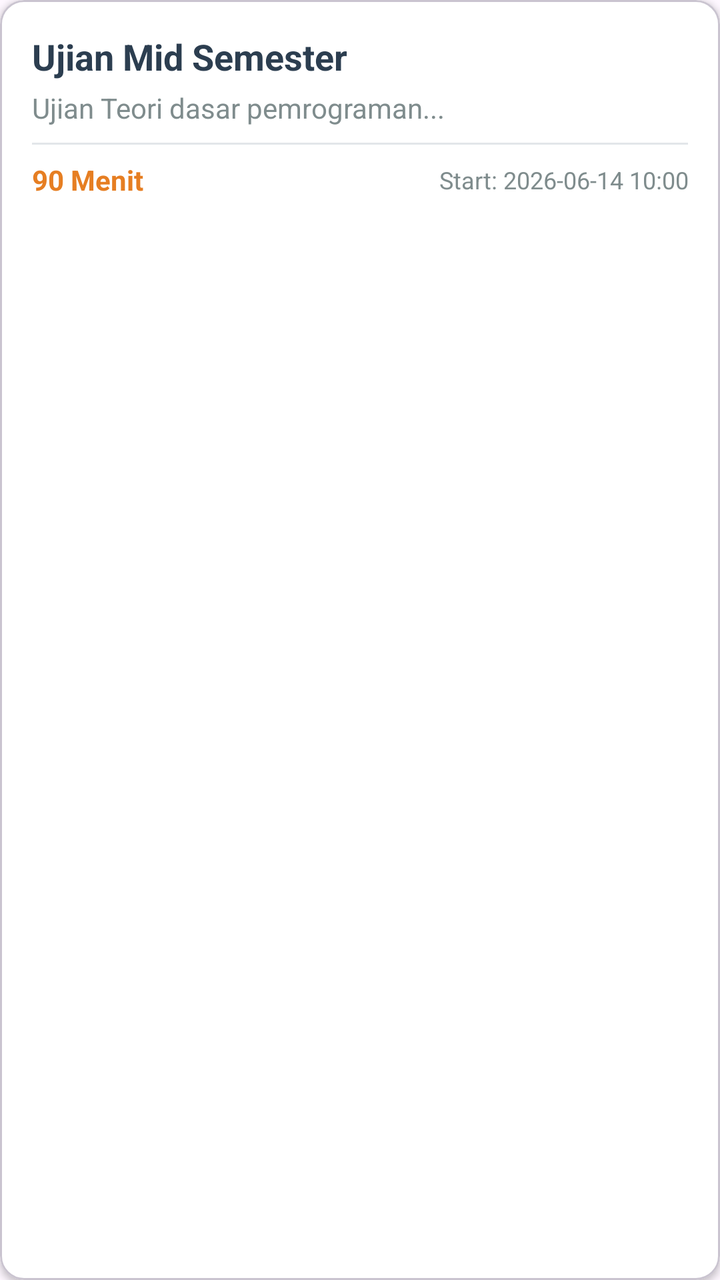
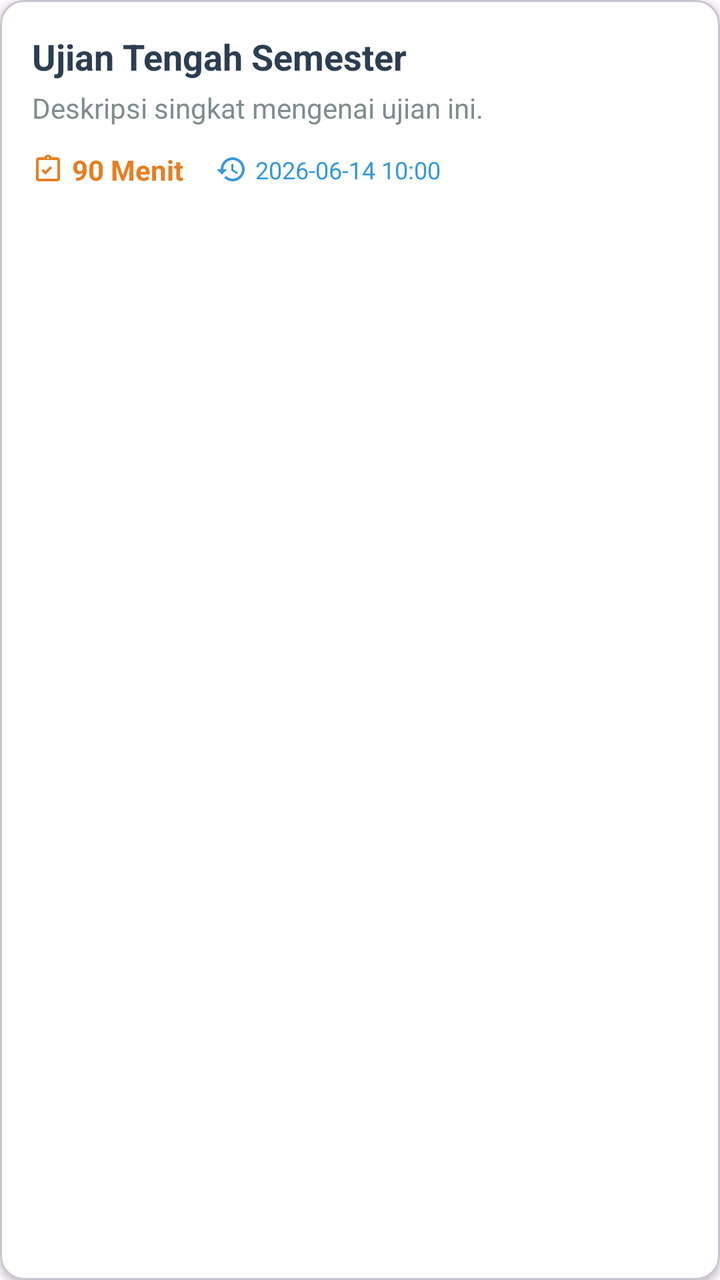

Two renders of the same Android screen: before a commit and after it. Below are the layout's source before the change and the commit's diff.
<!-- AndroidManifest.xml: application theme Theme.IFUnjaniExam -->
<!-- res/layout/item_exam.xml -->
<?xml version="1.0" encoding="utf-8"?>
<com.google.android.material.card.MaterialCardView xmlns:android="http://schemas.android.com/apk/res/android"
    xmlns:app="http://schemas.android.com/apk/res-auto"
    android:layout_width="match_parent"
    android:layout_height="wrap_content"
    android:layout_margin="8dp"
    app:cardBackgroundColor="@android:color/white"
    app:cardCornerRadius="12dp"
    app:cardElevation="2dp"
    android:foreground="?android:attr/selectableItemBackground"
    android:clickable="true"
    android:focusable="true">

    <LinearLayout
        android:layout_width="match_parent"
        android:layout_height="wrap_content"
        android:orientation="vertical"
        android:padding="16dp">

        <TextView
            android:id="@+id/tvExamTitle"
            android:layout_width="match_parent"
            android:layout_height="wrap_content"
            android:text="Ujian Mid Semester"
            android:textColor="#2c3e50"
            android:textSize="18sp"
            android:textStyle="bold" />

        <TextView
            android:id="@+id/tvExamDesc"
            android:layout_width="match_parent"
            android:layout_height="wrap_content"
            android:layout_marginTop="4dp"
            android:text="Ujian Teori dasar pemrograman..."
            android:textColor="#7f8c8d"
            android:textSize="14sp" />

        <View
            android:layout_width="match_parent"
            android:layout_height="1dp"
            android:background="#e2e6e9"
            android:layout_marginVertical="8dp"/>

        <LinearLayout
            android:layout_width="match_parent"
            android:layout_height="wrap_content"
            android:orientation="horizontal"
            android:gravity="center_vertical">

            <TextView
                android:id="@+id/tvDuration"
                android:layout_width="wrap_content"
                android:layout_height="wrap_content"
                android:text="90 Menit"
                android:textColor="#e67e22"
                android:textStyle="bold"
                android:textSize="14sp" />

            <View
                android:layout_width="16dp"
                android:layout_height="1dp" />

            <TextView
                android:id="@+id/tvTimeRange"
                android:layout_width="0dp"
                android:layout_weight="1"
                android:layout_height="wrap_content"
                android:text="Start: 2026-06-14 10:00"
                android:textColor="#7f8c8d"
                android:textSize="12sp"
                android:gravity="end" />
        </LinearLayout>
    </LinearLayout>
</com.google.android.material.card.MaterialCardView>
<!-- resources referenced by this layout -->
<resources>
  <style name="Theme.IFUnjaniExam" parent="Base.Theme.IFUnjaniExam" />
  <style name="Base.Theme.IFUnjaniExam" parent="Theme.Material3.DayNight.NoActionBar">
          
          
      </style>
</resources>

<!-- the commit's change to res/layout/item_exam.xml (unified diff, before → after) -->
@@ -3,13 +3,13 @@
     xmlns:app="http://schemas.android.com/apk/res-auto"
     android:layout_width="match_parent"
     android:layout_height="wrap_content"
-    android:layout_margin="8dp"
+    android:layout_marginBottom="12dp"
+    android:clickable="true"
+    android:focusable="true"
+    android:foreground="?android:attr/selectableItemBackground"
     app:cardBackgroundColor="@android:color/white"
     app:cardCornerRadius="12dp"
-    app:cardElevation="2dp"
-    android:foreground="?android:attr/selectableItemBackground"
-    android:clickable="true"
-    android:focusable="true">
+    app:cardElevation="2dp">
 
     <LinearLayout
         android:layout_width="match_parent"
@@ -21,7 +21,7 @@
             android:id="@+id/tvExamTitle"
             android:layout_width="match_parent"
             android:layout_height="wrap_content"
-            android:text="Ujian Mid Semester"
+            android:text="Ujian Tengah Semester"
             android:textColor="#2c3e50"
             android:textSize="18sp"
             android:textStyle="bold" />
@@ -31,44 +31,68 @@
             android:layout_width="match_parent"
             android:layout_height="wrap_content"
             android:layout_marginTop="4dp"
-            android:text="Ujian Teori dasar pemrograman..."
+            android:text="Deskripsi singkat mengenai ujian ini."
             android:textColor="#7f8c8d"
             android:textSize="14sp" />
-
-        <View
-            android:layout_width="match_parent"
-            android:layout_height="1dp"
-            android:background="#e2e6e9"
-            android:layout_marginVertical="8dp"/>
 
         <LinearLayout
             android:layout_width="match_parent"
             android:layout_height="wrap_content"
             android:orientation="horizontal"
-            android:gravity="center_vertical">
+            android:gravity="center_vertical"
+            android:layout_marginTop="12dp">
 
-            <TextView
-                android:id="@+id/tvDuration"
-                android:layout_width="wrap_content"
+            <LinearLayout
+                android:layout_width="0dp"
                 android:layout_height="wrap_content"
-                android:text="90 Menit"
-                android:textColor="#e67e22"
-                android:textStyle="bold"
-                android:textSize="14sp" />
+                android:layout_weight="1"
+                android:orientation="horizontal"
+                android:gravity="center_vertical">
 
-            <View
-                android:layout_width="16dp"
-                android:layout_height="1dp" />
+                <ImageView
+                    android:layout_width="16dp"
+                    android:layout_height="16dp"
+                    android:src="@drawable/ic_assignment"
+                    app:tint="#e67e22" />
 
-            <TextView
-                android:id="@+id/tvTimeRange"
-                android:layout_width="0dp"
-                android:layout_weight="1"
-                android:layout_height="wrap_content"
-                android:text="Start: 2026-06-14 10:00"
-                android:textColor="#7f8c8d"
-                android:textSize="12sp"
-                android:gravity="end" />
+                <TextView
+                    android:id="@+id/tvDuration"
+                    android:layout_width="wrap_content"
+                    android:layout_height="wrap_content"
+                    android:layout_marginStart="4dp"
+                    android:text="90 Menit"
+                    android:textColor="#e67e22"
+                    android:textSize="14sp"
+                    android:textStyle="bold" />
+
+                <View
+                    android:layout_width="16dp"
+                    android:layout_height="1dp" />
+
+                <ImageView
+                    android:layout_width="16dp"
+                    android:layout_height="16dp"
+                    android:src="@drawable/ic_history"
+                    app:tint="#3498db" />
+
+                <TextView
+                    android:id="@+id/tvTime"
+                    android:layout_width="wrap_content"
+                    android:layout_height="wrap_content"
+                    android:layout_marginStart="4dp"
+                    android:text="2026-06-14 10:00"
+                    android:textColor="#3498db"
+                    android:textSize="12sp" />
+            </LinearLayout>
+
+            <ImageView
+                android:id="@+id/btnOptions"
+                android:layout_width="24dp"
+                android:layout_height="24dp"
+                android:src="@android:drawable/ic_menu_more"
+                android:visibility="gone"
+                app:tint="#7f8c8d" />
         </LinearLayout>
+
     </LinearLayout>
 </com.google.android.material.card.MaterialCardView>
<!-- resource entries referenced after the edit -->
@@ -1,5 +1,27 @@
 <!-- resources referenced by this layout -->
 <resources>
+  <!-- drawable ic_assignment (drawable) -->
+  <vector xmlns:android="http://schemas.android.com/apk/res/android"
+      android:width="48dp"
+      android:height="48dp"
+      android:viewportWidth="24"
+      android:viewportHeight="24"
+      android:tint="#2c3e50">
+    <path
+        android:fillColor="#FF000000"
+        android:pathData="M19,3h-4.18C14.4,1.84 13.3,1 12,1S9.6,1.84 9.18,3H5C3.9,3 3,3.9 3,5v14c0,1.1 0.9,2 2,2h14c1.1,0 2,-0.9 2,-2V5C21,3.9 20.1,3 19,3zM12,2.75c0.41,0 0.75,0.34 0.75,0.75S12.41,4.25 12,4.25s-0.75,-0.34 -0.75,-0.75S11.59,2.75 12,2.75zM19,19H5V5h14V19zM15.08,11.03l-1.41,-1.41l-3.67,3.67l-1.58,-1.58l-1.42,1.41l3,3L15.08,11.03z"/>
+  </vector>
+  <!-- drawable ic_history (drawable) -->
+  <vector xmlns:android="http://schemas.android.com/apk/res/android"
+      android:width="48dp"
+      android:height="48dp"
+      android:viewportWidth="24"
+      android:viewportHeight="24"
+      android:tint="#2c3e50">
+    <path
+        android:fillColor="#FF000000"
+        android:pathData="M13,3c-4.97,0 -9,4.03 -9,9H1l3.89,3.89l0.07,0.14L9,12H6c0,-3.87 3.13,-7 7,-7s7,3.13 7,7s-3.13,7 -7,7c-1.93,0 -3.68,-0.79 -4.94,-2.06l-1.42,1.42C8.27,19.99 10.51,21 13,21c4.97,0 9,-4.03 9,-9S17.97,3 13,3zm-1,5v5l4.28,2.54l0.72,-1.21l-3.5,-2.08V8H12z"/>
+  </vector>
   <style name="Theme.IFUnjaniExam" parent="Base.Theme.IFUnjaniExam" />
   <style name="Base.Theme.IFUnjaniExam" parent="Theme.Material3.DayNight.NoActionBar">
           
